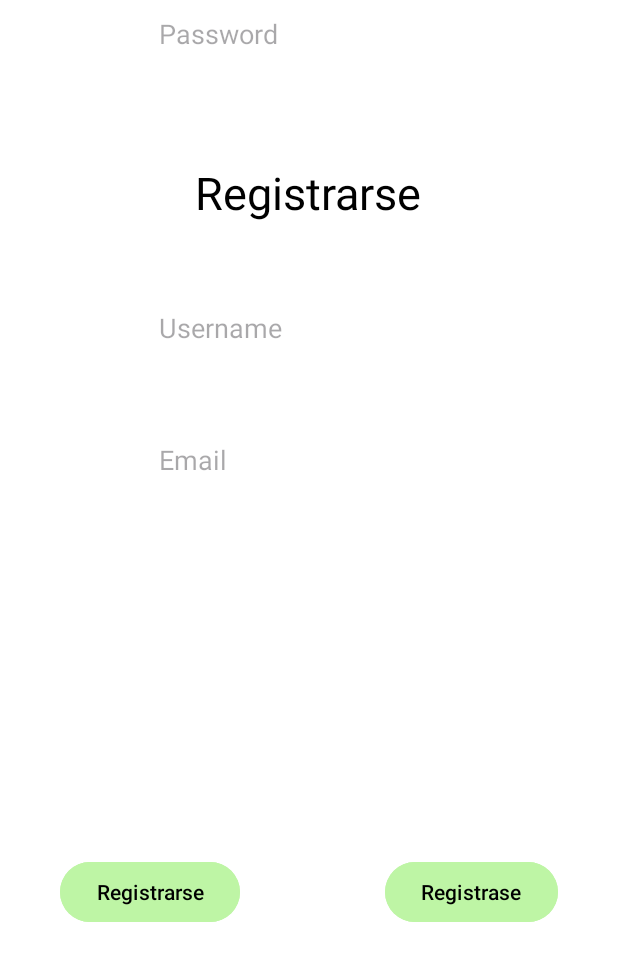
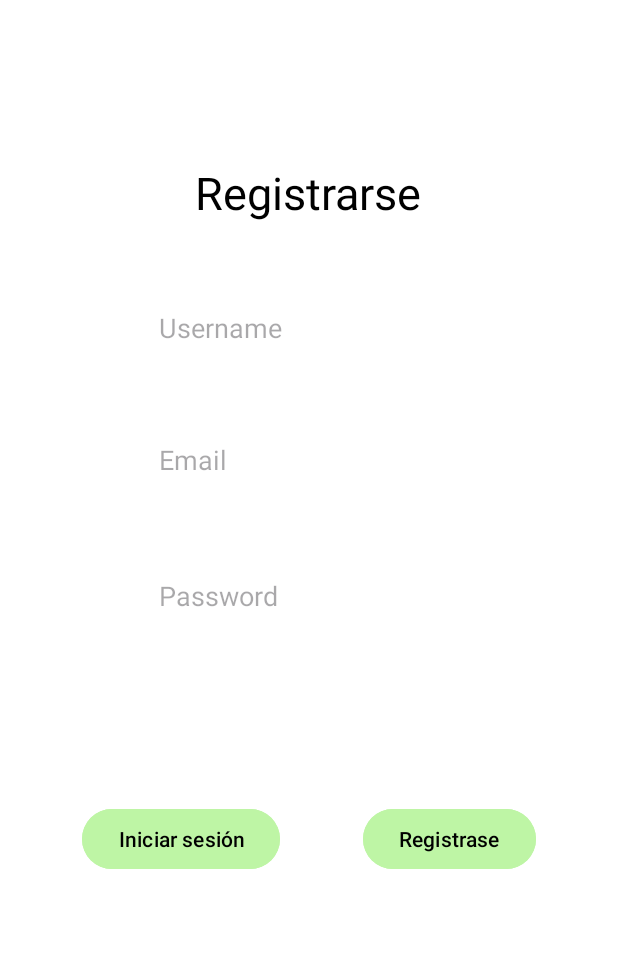
Before and after one commit to AngelAcedo12/ProjectoJose_y_Angel, an Android app: the SingUpActivity screen opened directly, with no data from a screen before it, on a phone screen of 412 x 824 dp. Shown: the top 961 px of the screen. Run offline under Robolectric (Android 15) with nearby library versions, the phone set to English and light mode, and no system bars.

Commit message:
Arrehlos menores

```diff
--- a/app/src/main/java/com/example/projectojose_y_angel/MainActivity.java
+++ b/app/src/main/java/com/example/projectojose_y_angel/MainActivity.java
@@ -7,6 +7,7 @@ import android.content.Intent;
 import android.content.SharedPreferences;
 import android.os.Bundle;
 import android.widget.Button;
+import android.widget.Toast;
 
 import com.example.projectojose_y_angel.models.User;
 import com.example.projectojose_y_angel.repositorys.RepositoryUser;
@@ -47,7 +48,6 @@ public class MainActivity extends AppCompatActivity  {
         SharedPreferences sharedPreferences = getSharedPreferences(getString(R.string.app_name),MODE_PRIVATE);
         String email = sharedPreferences.getString("email",null);
         if (email!=null){
-
             Optional<User> optionalUser    = repositoryUser.findByEmail(email);
             if (optionalUser.isPresent()){
                 Intent intent = new Intent(this, PermisionActivity.class);
--- a/app/src/main/java/com/example/projectojose_y_angel/repositorys/RepositoryUser.java
+++ b/app/src/main/java/com/example/projectojose_y_angel/repositorys/RepositoryUser.java
@@ -9,7 +9,7 @@ public interface RepositoryUser{
 
     public Optional<User> findByName(String name);
     public Optional<User> findByEmail(String email);
-    public boolean create();
+    public boolean create(User user);
     public List<User> findAll();
     public  boolean deleteUserByName();
 }
--- a/app/src/main/java/com/example/projectojose_y_angel/repositorys/RepositoryUserImpLocal.java
+++ b/app/src/main/java/com/example/projectojose_y_angel/repositorys/RepositoryUserImpLocal.java
@@ -27,8 +27,10 @@ public class RepositoryUserImpLocal implements RepositoryUser{
     }
 
     @Override
-    public boolean create() {
-        return false;
+    public boolean create(User user) {
+
+        list.add(user);
+        return true;
     }
 
     @Override
--- a/app/src/main/res/layout/activity_sing_up.xml
+++ b/app/src/main/res/layout/activity_sing_up.xml
@@ -10,16 +10,15 @@
         android:id="@+id/buttonSinUpConfirmer"
         android:layout_width="wrap_content"
         android:layout_height="wrap_content"
+        android:layout_marginStart="20dp"
         android:layout_marginTop="115dp"
         android:layout_marginEnd="40dp"
-        android:layout_marginBottom="205dp"
         android:text="Registrase"
         android:textColor="@color/black"
         android:theme="@style/ButtonStyle"
-        app:layout_constraintBottom_toBottomOf="parent"
         app:layout_constraintEnd_toEndOf="parent"
-        app:layout_constraintTop_toBottomOf="@+id/editTextTextPassword"
-        app:layout_constraintVertical_bias="0.0" />
+        app:layout_constraintStart_toEndOf="@+id/buttonLogInRedirect"
+        app:layout_constraintTop_toBottomOf="@+id/editTextTextPasswordSingUp" />
 
     <TextView
         android:id="@+id/textView4"
@@ -39,23 +38,23 @@
     <Button
         android:id="@+id/buttonLogInRedirect"
         android:layout_width="wrap_content"
-        android:layout_height="wrap_content"
+        android:layout_height="48dp"
         android:layout_marginStart="40dp"
         android:layout_marginTop="115dp"
-        android:layout_marginBottom="205dp"
-        android:text="Registrarse"
+        android:layout_marginEnd="20dp"
+        android:text="Iniciar sesión"
         android:textColor="@color/black"
         android:theme="@style/ButtonStyle"
-        app:layout_constraintBottom_toBottomOf="parent"
+        app:layout_constraintEnd_toStartOf="@+id/buttonSinUpConfirmer"
         app:layout_constraintStart_toStartOf="parent"
-        app:layout_constraintTop_toBottomOf="@+id/editTextTextPassword"
-        app:layout_constraintVertical_bias="0.0" />
+        app:layout_constraintTop_toBottomOf="@+id/editTextTextPasswordSingUp" />
 
     <EditText
         android:id="@+id/editTextTextPasswordSingUp"
         android:layout_width="wrap_content"
         android:layout_height="wrap_content"
         android:layout_marginStart="102dp"
+        android:layout_marginTop="45dp"
         android:layout_marginEnd="99dp"
         android:ems="10"
         android:hint="Password"
@@ -63,7 +62,7 @@
         app:layout_constraintEnd_toEndOf="parent"
         app:layout_constraintHorizontal_bias="0.0"
         app:layout_constraintStart_toStartOf="parent"
-        tools:layout_editor_absoluteY="374dp" />
+        app:layout_constraintTop_toBottomOf="@+id/editTextTextEmailAddressSingUp" />
 
     <EditText
         android:id="@+id/editTextTextEmailAddressSingUp"
```
Also changed, not shown: app/src/main/java/com/example/projectojose_y_angel/LogInActivity.java (+4 -3 lines), app/src/main/java/com/example/projectojose_y_angel/SingUpActivity.java (+31 -1 lines), app/src/main/res/layout/activity_log_in.xml (+7 -9 lines).
